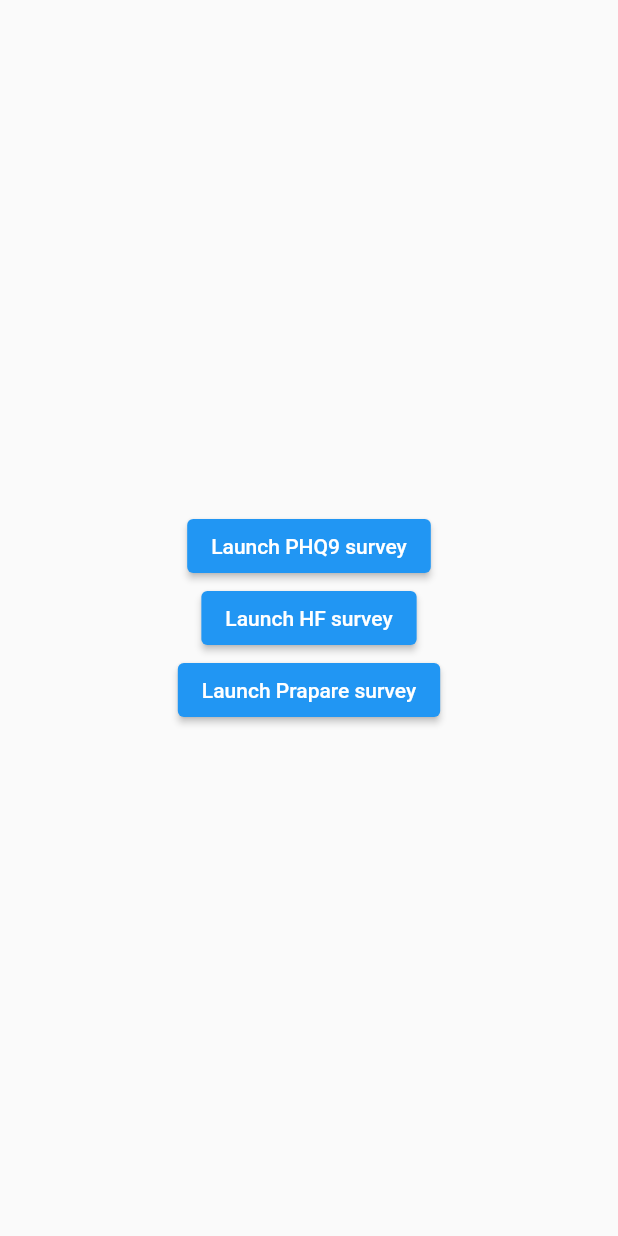
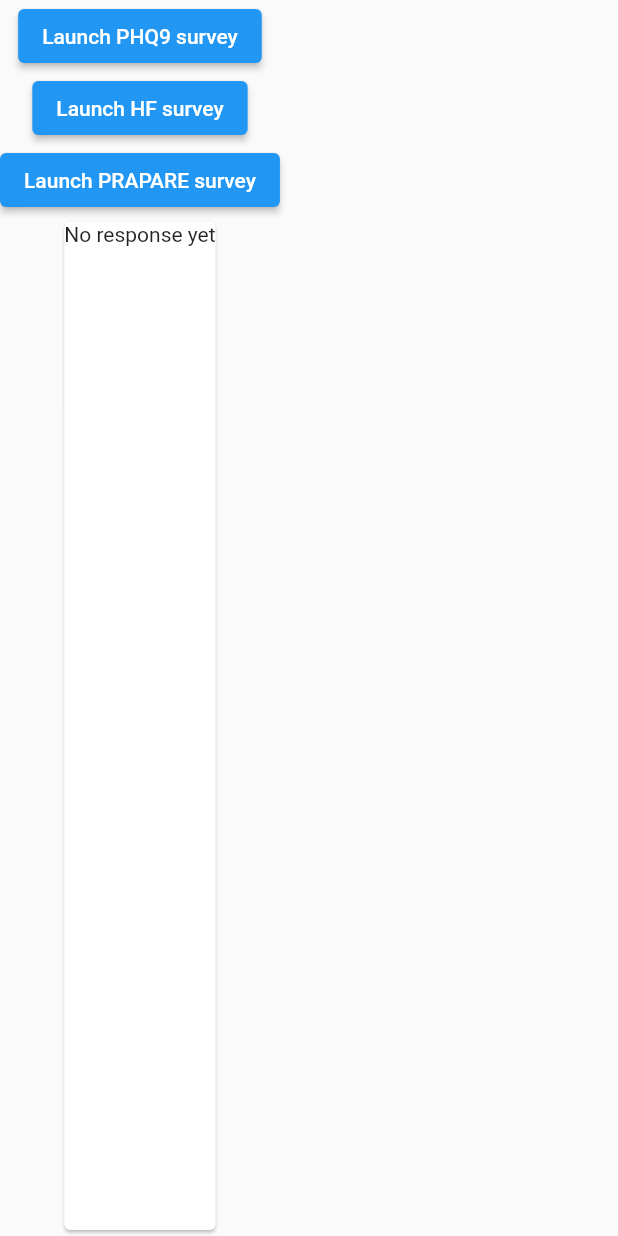
Before and after one commit to tiloc/fhir-flutter-demo, a Flutter app: the screen it shows after launch, on a phone screen of 412 x 824 dp. Run offline on Flutter 3.47's test engine with Material 2 defaults, Android fonts, the phone set to English and light mode, and no system bars; missing offline and left inert: fhir, research_package, simple_html_css.

Commit message:
Generate narrative text and show it on start screen.

```diff
--- a/lib/main.dart
+++ b/lib/main.dart
@@ -2,13 +2,17 @@
 import 'package:fhir_flutter_demo/hf_instrument.dart';
 import 'package:fhir_flutter_demo/phq9_instrument.dart';
 import 'package:fhir_flutter_demo/prapare_instrument.dart';
+import 'package:fhir_flutter_demo/response_state.dart';
 import 'package:fhir_flutter_demo/survey_page.dart';
 import 'package:flutter/material.dart';
 import 'package:flutter_localizations/flutter_localizations.dart';
+import 'package:provider/provider.dart';
 import 'package:research_package/ui.dart';
+import 'package:simple_html_css/simple_html_css.dart';
 
 void main() {
-  runApp(MyApp());
+  runApp(ChangeNotifierProvider(
+      create: (context) => ResponseModel(), child: MyApp()));
 }
 
 class MyApp extends StatelessWidget {
@@ -53,9 +57,11 @@ class HomePage extends StatelessWidget {
   @override
   Widget build(BuildContext context) {
     return Scaffold(
-      body: Center(
+        body: SafeArea(
       child: Column(
-          mainAxisAlignment: MainAxisAlignment.center,
+        mainAxisAlignment: MainAxisAlignment.start,
+        children: [
+          Column(
             children: [
               ElevatedButton(
                 onPressed: () => Navigator.of(context).push(MaterialPageRoute(
@@ -65,18 +71,37 @@ class HomePage extends StatelessWidget {
               ),
               ElevatedButton(
                 onPressed: () => Navigator.of(context).push(MaterialPageRoute(
-                  builder: (context) => SurveyPage(HFInstrument.hfInstrument))),
+                    builder: (context) =>
+                        SurveyPage(HFInstrument.hfInstrument))),
                 child: Text('Launch HF survey'),
               ),
               ElevatedButton(
                 onPressed: () => Navigator.of(context).push(MaterialPageRoute(
                     builder: (context) =>
                         SurveyPage(PrapareInstrument.prapareInstrument))),
-              child: Text('Launch Prapare survey'),
+                child: Text('Launch PRAPARE survey'),
               ),
             ],
           ),
+          Expanded(
+            child: Card(
+              child: SingleChildScrollView(
+                scrollDirection: Axis.vertical,
+                child: Consumer<ResponseModel>(
+                  builder: (context, response, child) {
+                    if (response.response == null) {
+                      return Text('No response yet');
+                    } else {
+                      return HTML.toRichText(
+                          context, response.response.text.div);
+                    }
+                  },
                 ),
-    );
+              ),
+            ),
+          ),
+        ],
+      ),
+    ));
   }
 }
--- /dev/null
+++ b/lib/response_state.dart
@@ -0,0 +1,13 @@
+import 'package:fhir/r4/resource_types/clinical/diagnostics/diagnostics.dart';
+import 'package:flutter/foundation.dart';
+
+class ResponseModel extends ChangeNotifier {
+  QuestionnaireResponse? _response;
+
+  QuestionnaireResponse? get response => _response;
+
+  void setResponse(QuestionnaireResponse response) {
+    _response = response;
+    notifyListeners();
+  }
+}
--- a/lib/survey_page.dart
+++ b/lib/survey_page.dart
@@ -1,8 +1,10 @@
 import 'dart:convert';
 
 import 'package:fhir/r4.dart';
+import 'package:fhir_flutter_demo/response_state.dart';
 import 'package:fhir_flutter_demo/widgets/rp_fhir_questionnaire.dart';
 import 'package:flutter/material.dart';
+import 'package:provider/provider.dart';
 import 'package:research_package/research_package.dart';
 
 class SurveyPage extends StatelessWidget {
@@ -15,11 +17,13 @@ class SurveyPage extends StatelessWidget {
   String _encode(Object object) =>
       const JsonEncoder.withIndent(' ').convert(object);
 
-  void _resultCallback(RPTaskResult result) {
+  void _resultCallback(RPTaskResult result, BuildContext context) {
     // Do anything with the result
     print(_encode(result));
-    print(_questionnaire.fhirQuestionnaireResponse(
-        result, QuestionnaireResponseStatus.completed));
+    final response = _questionnaire.fhirQuestionnaireResponse(
+        result, QuestionnaireResponseStatus.completed);
+    print(response);
+    Provider.of<ResponseModel>(context, listen: false).setResponse(response);
   }
 
   void _cancelledCallback(RPTaskResult result) {
@@ -41,7 +45,7 @@ class SurveyPage extends StatelessWidget {
         child: RPUITask(
           task: _questionnaire.surveyTask(),
           onSubmit: (result) {
-            _resultCallback(result);
+            _resultCallback(result, context);
           },
           // No onCancel
           // If there's no onCancel provided the survey just quits
--- a/pubspec.yaml
+++ b/pubspec.yaml
@@ -37,6 +37,10 @@ dependencies:
     git:
       url: https://github.com/tiloc/research.package.git
       ref: styled_questions
+
+  simple_html_css: ^2.0.2
+
+  provider: ^5.0.0-nullsafety
 
 dev_dependencies:
   flutter_test:
```
Also changed, not shown: lib/widgets/rp_fhir_questionnaire.dart (+45 -3 lines). Lines whose indentation alone changed are shown as unchanged.
